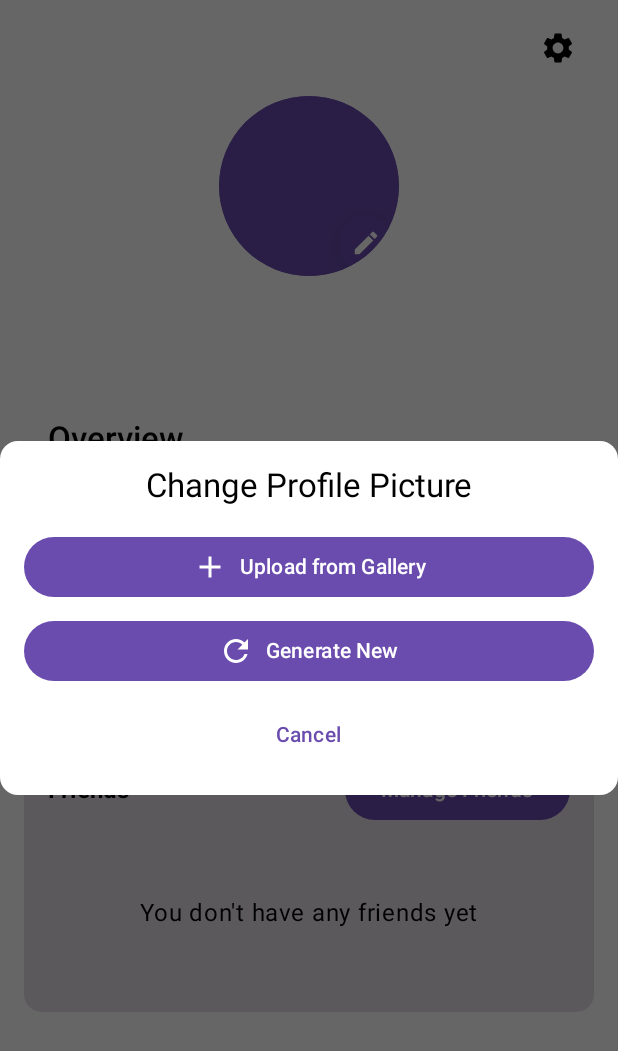
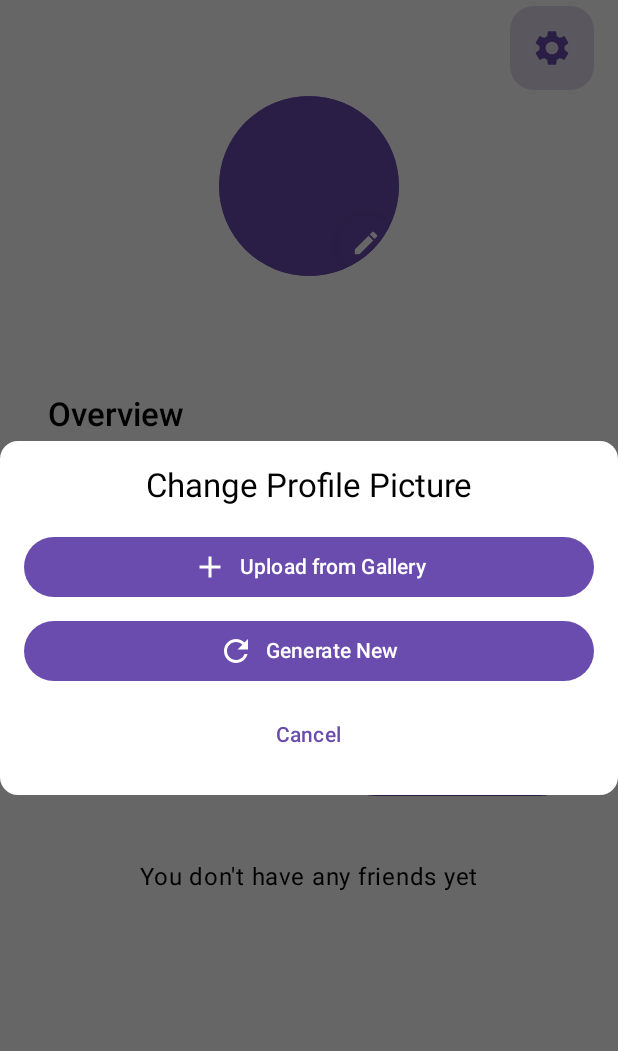
Before and after one commit to rohanxminocha/DuoCode, an Android app built with Jetpack Compose: the composable ProfileView shown on its own in the app's theme, after a tap on "Change profile picture", on a phone screen of 412 x 824 dp. Shown: the top 1051 px of the screen. Run offline under Robolectric (Android 15) with nearby library versions, the phone set to English and light mode, and no system bars; our stand-ins replace Firebase (no records; nobody signed in at launch, a user with empty details on screens opened directly); 1 statement that could not run was skipped; 1 other tap on this screen came first.

Commit message:
refactor: ui cleanup

```diff
--- a/app/src/main/kotlin/com/uw/duocode/ui/notification/DailyNotificationWorker.kt
+++ b/app/src/main/kotlin/com/uw/duocode/ui/notification/DailyNotificationWorker.kt
@@ -1,5 +1,6 @@
 package com.uw.duocode.ui.notification
 
+import android.annotation.SuppressLint
 import android.app.PendingIntent
 import android.content.Context
 import android.content.Intent
@@ -16,6 +17,7 @@ import com.uw.duocode.data.model.Notification
 import kotlinx.coroutines.tasks.await
 
 
+@SuppressLint("MissingPermission")
 class DailyNotificationWorker(
     context: Context,
     workerParams: WorkerParameters
--- a/app/src/main/kotlin/com/uw/duocode/ui/notification/DynamicNotificationWorker.kt
+++ b/app/src/main/kotlin/com/uw/duocode/ui/notification/DynamicNotificationWorker.kt
@@ -1,5 +1,6 @@
 package com.uw.duocode.ui.notification
 
+import android.annotation.SuppressLint
 import android.app.PendingIntent
 import android.content.Context
 import android.content.Intent
@@ -15,6 +16,7 @@ import kotlinx.coroutines.tasks.await
 import kotlin.random.Random
 
 
+@SuppressLint("MissingPermission")
 class DynamicNotificationWorker(
     context: Context,
     workerParams: WorkerParameters
--- a/app/src/main/kotlin/com/uw/duocode/ui/screens/profile/FriendViewModel.kt
+++ b/app/src/main/kotlin/com/uw/duocode/ui/screens/profile/FriendViewModel.kt
@@ -45,7 +45,7 @@ class FriendViewModel : ViewModel() {
         loadPendingRequests()
     }
 
-    fun loadFriends() {
+    private fun loadFriends() {
         val currentUser = auth.currentUser ?: return
 
         isLoading = true
--- a/app/src/main/kotlin/com/uw/duocode/ui/screens/profile/ProfileView.kt
+++ b/app/src/main/kotlin/com/uw/duocode/ui/screens/profile/ProfileView.kt
@@ -10,19 +10,21 @@ import androidx.compose.foundation.background
 import androidx.compose.foundation.border
 import androidx.compose.foundation.clickable
 import androidx.compose.foundation.layout.*
-import androidx.compose.foundation.rememberScrollState
+import androidx.compose.foundation.lazy.LazyColumn
 import androidx.compose.foundation.shape.CircleShape
 import androidx.compose.foundation.shape.RoundedCornerShape
-import androidx.compose.foundation.verticalScroll
 import androidx.compose.material.icons.Icons
+import androidx.compose.material.icons.filled.AccessTime
 import androidx.compose.material.icons.filled.Add
 import androidx.compose.material.icons.filled.CheckCircle
 import androidx.compose.material.icons.filled.Edit
 import androidx.compose.material.icons.filled.EmojiEvents
+import androidx.compose.material.icons.filled.PieChart
 import androidx.compose.material.icons.filled.Refresh
 import androidx.compose.material.icons.filled.Settings
 import androidx.compose.material.icons.filled.Star
 import androidx.compose.material.icons.filled.Timer
+import androidx.compose.material.icons.filled.Whatshot
 import androidx.compose.material3.*
 import androidx.compose.runtime.Composable
 import androidx.compose.runtime.LaunchedEffect
@@ -59,14 +61,13 @@ fun ProfileView(
 ) {
     val context = LocalContext.current
     var showFriendsView by remember { mutableStateOf(false) }
+    var showProfilePictureOptions by remember { mutableStateOf(false) }
+    var showPermissionDialog by remember { mutableStateOf(false) }
 
-    LaunchedEffect(key1 = Unit) {
+    LaunchedEffect(Unit) {
         profileViewModel.loadUserData()
         friendViewModel.loadPendingRequests()
     }
-
-    var showProfilePictureOptions by remember { mutableStateOf(false) }
-    var showPermissionDialog by remember { mutableStateOf(false) }
 
     val imagePickerLauncher = rememberLauncherForActivityResult(
         contract = ActivityResultContracts.GetContent()
@@ -121,7 +122,8 @@ fun ProfileView(
             ChangeProfilePictureDialog(
                 onUploadGallery = {
                     if (Build.VERSION.SDK_INT >= Build.VERSION_CODES.TIRAMISU) {
-                        if (ContextCompat.checkSelfPermission(
+                        if (
+                            ContextCompat.checkSelfPermission(
                                 context,
                                 Manifest.permission.READ_MEDIA_IMAGES
                             ) != PackageManager.PERMISSION_GRANTED
@@ -131,7 +133,8 @@ fun ProfileView(
                             imagePickerLauncher.launch("image/*")
                         }
                     } else {
-                        if (ContextCompat.checkSelfPermission(
+                        if (
+                            ContextCompat.checkSelfPermission(
                                 context,
                                 Manifest.permission.READ_EXTERNAL_STORAGE
                             ) != PackageManager.PERMISSION_GRANTED
@@ -160,7 +163,10 @@ fun ProfileView(
                 modifier = Modifier
                     .fillMaxWidth()
                     .height(500.dp),
-                shape = RoundedCornerShape(16.dp)
+                shape = RoundedCornerShape(16.dp),
+                colors = CardDefaults.cardColors(
+                    containerColor = MaterialTheme.colorScheme.surface
+                )
             ) {
                 FriendsView(friendViewModel)
             }
@@ -178,36 +184,50 @@ fun ProfileView(
                         horizontalArrangement = Arrangement.End,
                         verticalAlignment = Alignment.CenterVertically
                     ) {
-                        IconButton(onClick = { navController.navigate("settings") }) {
+                        FloatingActionButton(
+                            onClick = { navController.navigate("settings") },
+                            modifier = Modifier.size(56.dp),
+                            containerColor = MaterialTheme.colorScheme.primaryContainer,
+                            contentColor = MaterialTheme.colorScheme.primary,
+                            elevation = FloatingActionButtonDefaults.elevation(
+                                defaultElevation = 0.dp,
+                                pressedElevation = 0.dp
+                            )
+                        ) {
                             Icon(
                                 imageVector = Icons.Default.Settings,
-                                contentDescription = "Settings"
+                                contentDescription = "Settings",
+                                modifier = Modifier.size(28.dp)
                             )
                         }
                     }
                 },
-                colors = TopAppBarDefaults.smallTopAppBarColors(
-                    containerColor = MaterialTheme.colorScheme.background
+                colors = TopAppBarDefaults.topAppBarColors(
+                    containerColor = Color.Transparent,
+                    navigationIconContentColor = Color.White,
+                    actionIconContentColor = Color.White,
                 )
             )
         }
     ) { innerPadding ->
-        Column(
+        LazyColumn(
+            contentPadding = innerPadding,
             modifier = Modifier
-                .padding(innerPadding)
-                .padding(horizontal = 16.dp)
                 .fillMaxSize()
-                .verticalScroll(rememberScrollState()),
+                .padding(horizontal = 16.dp),
             horizontalAlignment = Alignment.CenterHorizontally,
             verticalArrangement = Arrangement.spacedBy(16.dp)
         ) {
+            item {
                 ProfilePictureSection(
                     isLoading = profileViewModel.isLoading,
                     isUpdating = profileViewModel.isUpdatingProfilePicture,
                     profilePictureUrl = profileViewModel.user?.profilePictureUrl,
                     onClick = { showProfilePictureOptions = true }
                 )
+            }
 
+            item {
                 val auth = FirebaseAuth.getInstance()
                 val currentUser = auth.currentUser
                 currentUser?.let { user ->
@@ -218,20 +238,24 @@ fun ProfileView(
                             fontWeight = FontWeight.SemiBold
                         )
                     }
-
                     Text(
                         text = user.email ?: "",
                         style = MaterialTheme.typography.bodyLarge,
                         color = MaterialTheme.colorScheme.onSurfaceVariant
                     )
                 }
+            }
 
+            item {
                 OverviewSection(profileViewModel.user)
+            }
 
+            item {
                 FriendsCard(
                     friendViewModel = friendViewModel,
                     onManageFriends = { showFriendsView = true }
                 )
+            }
         }
     }
 }
@@ -244,7 +268,7 @@ private fun ChangeProfilePictureDialog(
 ) {
     Column(
         modifier = Modifier
-            .background(MaterialTheme.colorScheme.surface, shape = MaterialTheme.shapes.medium)
+            .background(MaterialTheme.colorScheme.surface, shape = RoundedCornerShape(12.dp))
             .padding(16.dp),
         horizontalAlignment = Alignment.CenterHorizontally
     ) {
@@ -256,7 +280,8 @@ private fun ChangeProfilePictureDialog(
 
         Button(
             onClick = onUploadGallery,
-            modifier = Modifier.fillMaxWidth()
+            modifier = Modifier.fillMaxWidth(),
+            colors = ButtonDefaults.buttonColors(containerColor = MaterialTheme.colorScheme.primary)
         ) {
             Icon(
                 imageVector = Icons.Default.Add,
@@ -271,7 +296,8 @@ private fun ChangeProfilePictureDialog(
 
         Button(
             onClick = onGenerateNew,
-            modifier = Modifier.fillMaxWidth()
+            modifier = Modifier.fillMaxWidth(),
+            colors = ButtonDefaults.buttonColors(containerColor = MaterialTheme.colorScheme.primary)
         ) {
             Icon(
                 imageVector = Icons.Default.Refresh,
@@ -432,14 +458,14 @@ private fun OverviewSection(user: User?) {
             OverviewCard(
                 title = "Accuracy",
                 value = "$accuracy%",
-                icon = Icons.Filled.CheckCircle,
+                icon = Icons.Filled.PieChart,
                 modifier = Modifier.weight(1f)
             )
 
             OverviewCard(
-                title = "Time Spent",
+                title = "Quiz Time",
                 value = "$timeSpent mins",
-                icon = Icons.Filled.Timer,
+                icon = Icons.Filled.AccessTime,
                 modifier = Modifier.weight(1f)
             )
         }
@@ -484,10 +510,11 @@ private fun OverviewCard(
                     style = MaterialTheme.typography.bodyMedium,
                     fontWeight = FontWeight.SemiBold
                 )
+
                 Text(
                     text = title,
                     style = MaterialTheme.typography.bodySmall,
-                    color = MaterialTheme.colorScheme.secondaryContainer
+                    color = MaterialTheme.colorScheme.primary
                 )
             }
         }
@@ -501,7 +528,8 @@ private fun FriendsCard(
 ) {
     Card(
         modifier = Modifier.fillMaxWidth(),
-        shape = RoundedCornerShape(12.dp)
+        shape = RoundedCornerShape(12.dp),
+        colors = CardDefaults.cardColors(containerColor = MaterialTheme.colorScheme.surface)
     ) {
         Column(
             modifier = Modifier
@@ -524,7 +552,8 @@ private fun FriendsCard(
                 ) {
                     Text(
                         text = "Friends",
-                        style = MaterialTheme.typography.titleMedium.copy(fontWeight = FontWeight.Bold)
+                        style = MaterialTheme.typography.titleLarge,
+                        fontWeight = FontWeight.SemiBold
                     )
                 }
 
@@ -532,8 +561,6 @@ private fun FriendsCard(
                     Text("Manage Friends")
                 }
             }
-
-            Spacer(modifier = Modifier.height(8.dp))
 
             if (friendViewModel.isLoading) {
                 Box(
@@ -565,6 +592,7 @@ private fun FriendsCard(
                     friendViewModel.friends.take(3).forEach { friend ->
                         FriendItem(friend)
                     }
+
                     if (friendViewModel.friends.size > 3) {
                         TextButton(
                             onClick = onManageFriends,
```
Also changed, not shown: app/src/main/kotlin/com/uw/duocode/ui/screens/profile/FriendsView.kt (+41 -58 lines), app/src/main/kotlin/com/uw/duocode/ui/screens/profile/SettingsView.kt (+6 -5 lines), app/src/main/kotlin/com/uw/duocode/ui/screens/questions/ResultView.kt (+31 -22 lines). Lines whose indentation alone changed are shown as unchanged.
